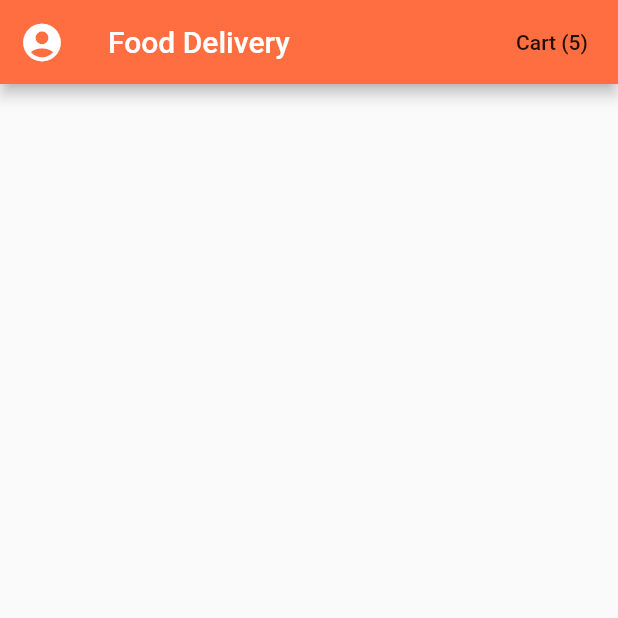
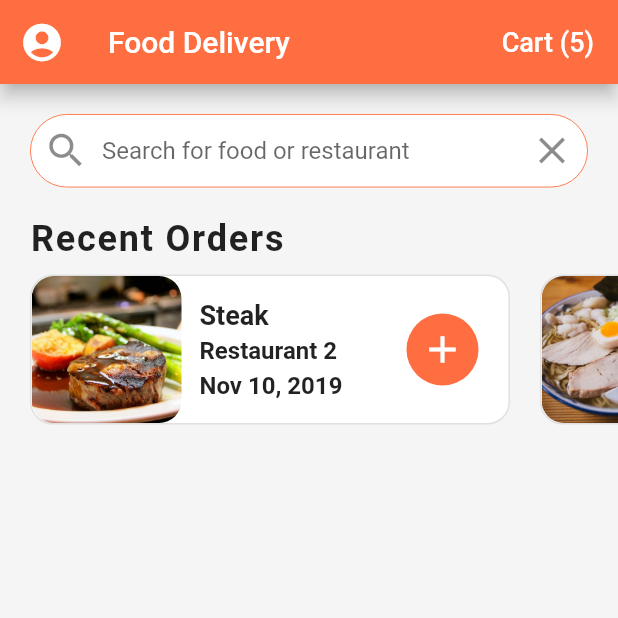
Before and after one commit to P-Jag/FoodDeliveryAppUI, a Flutter app: the screen it shows after launch, on a phone screen of 412 x 824 dp, the top half of it. Run offline on Flutter 3.47's test engine with Material 2 defaults, Android fonts, the phone set to English and light mode, and no system bars.

Commit message:
recent orders

```diff
--- a/lib/main.dart
+++ b/lib/main.dart
@@ -12,7 +12,7 @@ class MyApp extends StatelessWidget {
       title: 'Food Delivery App',
       debugShowCheckedModeBanner: false,
       theme: ThemeData(
-        scaffoldBackgroundColor: Colors.grey[50],
+        scaffoldBackgroundColor: Colors.grey[100],
         primaryColor: Colors.deepOrangeAccent,
       ),
       home: HomeScreen(),
--- a/lib/screens/home_screen.dart
+++ b/lib/screens/home_screen.dart
@@ -1,5 +1,6 @@
 import 'package:flutter/material.dart';
 import 'package:food_delivery_app/data/data.dart';
+import 'package:food_delivery_app/widgets/recent_orders.dart';
 
 class HomeScreen extends StatefulWidget {
   @override
@@ -11,6 +12,7 @@ class _HomeScreenState extends State<HomeScreen> {
   Widget build(BuildContext context) {
     return Scaffold(
       appBar: AppBar(
+        elevation: 5.0,
         leading: IconButton(
           icon: Icon(Icons.account_circle),
           iconSize: 30.0,
@@ -19,9 +21,49 @@ class _HomeScreenState extends State<HomeScreen> {
         title: Text('Food Delivery'),
         actions: [
           FlatButton(
-            child: Text('Cart (${currentUser.cart.length})'),
+            child: Text(
+              'Cart (${currentUser.cart.length})',
+              style: TextStyle(
+                color: Colors.white,
+                fontSize: 18.0,
+              ),
+            ),
             onPressed: () {},
           )
+        ],
+      ),
+      body: ListView(
+        children: [
+          Padding(
+            padding: EdgeInsets.all(20.0),
+            child: TextField(
+              decoration: InputDecoration(
+                contentPadding: EdgeInsets.symmetric(vertical: 15.0),
+                fillColor: Colors.white,
+                filled: true,
+                hintText: 'Search for food or restaurant',
+                prefixIcon: Icon(
+                  Icons.search,
+                  size: 30.0,
+                ),
+                suffixIcon: IconButton(
+                  icon: Icon(Icons.close),
+                  iconSize: 30.0,
+                  onPressed: () {},
+                ),
+                border: OutlineInputBorder(
+                  borderRadius: BorderRadius.circular(30.0),
+                  borderSide: BorderSide(width: 0.6),
+                ),
+                enabledBorder: OutlineInputBorder(
+                  borderRadius: BorderRadius.circular(30.0),
+                  borderSide: BorderSide(
+                      width: 0.6, color: Theme.of(context).primaryColor),
+                ),
+              ),
+            ),
+          ),
+          RecentOrders(),
         ],
       ),
     );
--- /dev/null
+++ b/lib/widgets/recent_orders.dart
@@ -0,0 +1,124 @@
+import 'package:flutter/material.dart';
+import 'package:food_delivery_app/data/data.dart';
+import 'package:food_delivery_app/models/order.dart';
+
+class RecentOrders extends StatelessWidget {
+  _buildRecentOrder(BuildContext context, Order order) {
+    return Container(
+      margin: EdgeInsets.all(10.0),
+      width: 320.0,
+      decoration: BoxDecoration(
+        color: Colors.white,
+        borderRadius: BorderRadius.circular(15.0),
+        border: Border.all(
+          color: Colors.grey[300],
+          width: 1.0,
+        ),
+      ),
+      child: Row(
+        mainAxisAlignment: MainAxisAlignment.spaceBetween,
+        children: [
+          Expanded(
+            child: Row(
+              children: [
+                ClipRRect(
+                  borderRadius: BorderRadius.circular(15.0),
+                  child: Image(
+                    image: AssetImage(order.food.imageUrl),
+                    height: 100.0,
+                    width: 100.0,
+                    fit: BoxFit.cover,
+                  ),
+                ),
+                Expanded(
+                  child: Container(
+                    margin: EdgeInsets.all(12.0),
+                    child: Column(
+                      mainAxisAlignment: MainAxisAlignment.center,
+                      crossAxisAlignment: CrossAxisAlignment.start,
+                      children: [
+                        Text(
+                          order.food.name,
+                          style: TextStyle(
+                            fontWeight: FontWeight.bold,
+                            fontSize: 18.0,
+                          ),
+                          overflow: TextOverflow.ellipsis,
+                        ),
+                        SizedBox(height: 4.0),
+                        Text(
+                          order.restaurant.name,
+                          style: TextStyle(
+                            fontSize: 16.0,
+                            fontWeight: FontWeight.w600,
+                          ),
+                          overflow: TextOverflow.ellipsis,
+                        ),
+                        SizedBox(height: 4.0),
+                        Text(
+                          order.date,
+                          style: TextStyle(
+                            fontSize: 16.0,
+                            fontWeight: FontWeight.w600,
+                          ),
+                          overflow: TextOverflow.ellipsis,
+                        ),
+                      ],
+                    ),
+                  ),
+                ),
+              ],
+            ),
+          ),
+          Container(
+            margin: EdgeInsets.only(right: 20),
+            width: 48.0,
+            decoration: BoxDecoration(
+              color: Theme.of(context).primaryColor,
+              borderRadius: BorderRadius.circular(30.0),
+            ),
+            child: IconButton(
+              icon: Icon(Icons.add),
+              iconSize: 30.0,
+              color: Colors.white,
+              onPressed: () {},
+            ),
+          ),
+        ],
+      ),
+    );
+  }
+
+  @override
+  Widget build(BuildContext context) {
+    return Column(
+      crossAxisAlignment: CrossAxisAlignment.start,
+      children: [
+        Padding(
+          padding: EdgeInsets.symmetric(horizontal: 20.0),
+          child: Text(
+            'Recent Orders',
+            style: TextStyle(
+              fontSize: 24.0,
+              fontWeight: FontWeight.w600,
+              letterSpacing: 1.2,
+            ),
+          ),
+        ),
+        Container(
+          height: 120.0,
+          child: ListView.builder(
+            physics: BouncingScrollPhysics(),
+            padding: EdgeInsets.only(left: 10.0),
+            scrollDirection: Axis.horizontal,
+            itemCount: currentUser.orders.length,
+            itemBuilder: (BuildContext context, int index) {
+              Order order = currentUser.orders[index];
+              return _buildRecentOrder(context, order);
+            },
+          ),
+        ),
+      ],
+    );
+  }
+}
```
